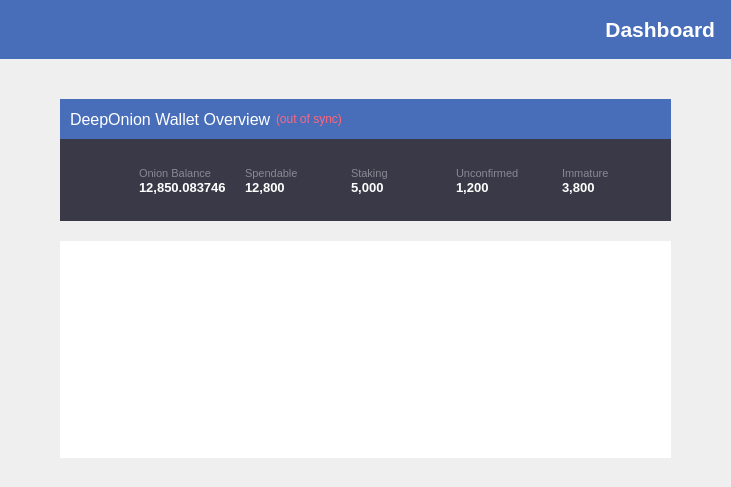
Before: the Qt Designer form src/qt/forms/overviewpage.ui in deeponion/deeponion-legacy, drawn with Qt 5.
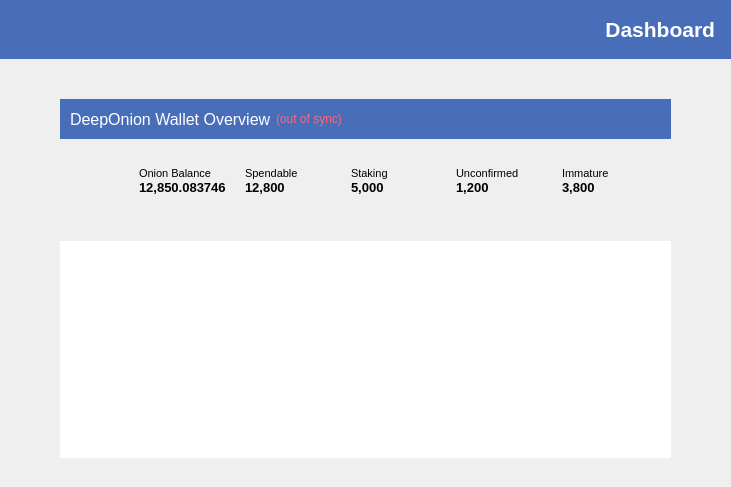
After: the same form once the commit is applied. Icons and pictures are not drawn.

What changed in the file:
```diff
--- a/src/qt/forms/overviewpage.ui
+++ b/src/qt/forms/overviewpage.ui
@@ -118,7 +118,7 @@
             </size>
            </property>
            <property name="styleSheet">
-            <string notr="true">background-color: #393947;</string>
+            <string notr="true"/>
            </property>
            <property name="frameShape">
             <enum>QFrame::StyledPanel</enum>
@@ -285,7 +285,7 @@
                         </font>
                        </property>
                        <property name="styleSheet">
-                        <string notr="true">color: #898994</string>
+                        <string notr="true"/>
                        </property>
                        <property name="text">
                         <string>Onion Balance</string>
@@ -305,7 +305,7 @@
                         </font>
                        </property>
                        <property name="styleSheet">
-                        <string notr="true">color: #ffffff</string>
+                        <string notr="true"/>
                        </property>
                        <property name="text">
                         <string>12,850.083746</string>
@@ -330,7 +330,7 @@
                         </font>
                        </property>
                        <property name="styleSheet">
-                        <string notr="true">color: #898994</string>
+                        <string notr="true"/>
                        </property>
                        <property name="text">
                         <string>Spendable</string>
@@ -350,7 +350,7 @@
                         </font>
                        </property>
                        <property name="styleSheet">
-                        <string notr="true">color: #ffffff</string>
+                        <string notr="true"/>
                        </property>
                        <property name="text">
                         <string>12,800</string>
@@ -375,7 +375,7 @@
                         </font>
                        </property>
                        <property name="styleSheet">
-                        <string notr="true">color: #898994</string>
+                        <string notr="true"/>
                        </property>
                        <property name="text">
                         <string>Staking</string>
@@ -395,7 +395,7 @@
                         </font>
                        </property>
                        <property name="styleSheet">
-                        <string notr="true">color: #ffffff</string>
+                        <string notr="true"/>
                        </property>
                        <property name="text">
                         <string>5,000</string>
@@ -420,7 +420,7 @@
                         </font>
                        </property>
                        <property name="styleSheet">
-                        <string notr="true">color: #898994</string>
+                        <string notr="true"/>
                        </property>
                        <property name="text">
                         <string>Unconfirmed</string>
@@ -440,7 +440,7 @@
                         </font>
                        </property>
                        <property name="styleSheet">
-                        <string notr="true">color: #ffffff</string>
+                        <string notr="true"/>
                        </property>
                        <property name="text">
                         <string>1,200</string>
@@ -465,7 +465,7 @@
                         </font>
                        </property>
                        <property name="styleSheet">
-                        <string notr="true">color: #898994</string>
+                        <string notr="true"/>
                        </property>
                        <property name="text">
                         <string>Immature</string>
@@ -485,7 +485,7 @@
                         </font>
                        </property>
                        <property name="styleSheet">
-                        <string notr="true">color: #ffffff</string>
+                        <string notr="true"/>
                        </property>
                        <property name="text">
                         <string>3,800</string>
```
